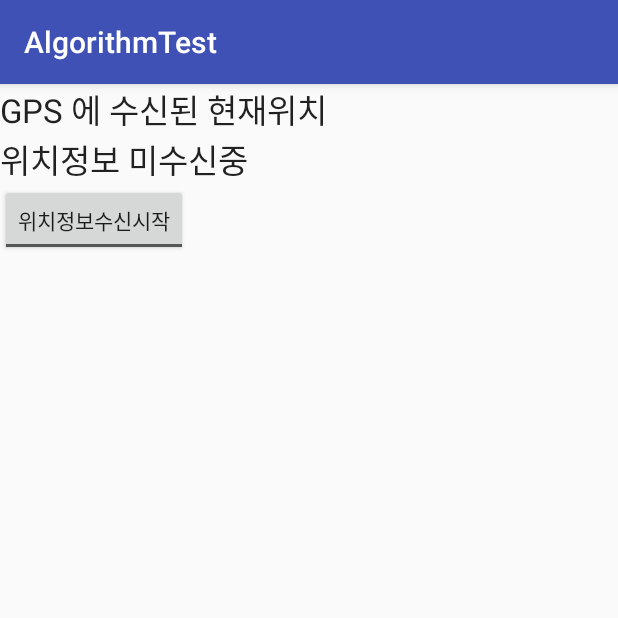
After one commit to cho881020/AlgorithmTest, an Android app: the GPSSampleActivity screen opened directly, with no data from a screen before it, on a phone screen of 412 x 824 dp, the top half of it. The commit adds this screen. Run offline under Robolectric (Android 15) with nearby library versions, the phone set to English and light mode, and no system bars.

Commit message:
GPS 샘플코드

```diff
--- a/app/src/main/AndroidManifest.xml
+++ b/app/src/main/AndroidManifest.xml
@@ -2,6 +2,8 @@
 <manifest xmlns:android="http://schemas.android.com/apk/res/android"
     package="kr.co.tjeit.algorithmtest">
 
+    <uses-permission android:name="android.permission.ACCESS_FINE_LOCATION" />
+    출처: http://bitsoul.tistory.com/131 [Happy Programmer~]
     <application
         android:allowBackup="true"
         android:icon="@mipmap/ic_launcher"
@@ -21,7 +23,8 @@
         <activity android:name=".Test03Activity" />
         <activity android:name=".Test04Activity" />
         <activity android:name=".Test05Activity" />
-        <activity android:name=".Test06Activity"></activity>
+        <activity android:name=".Test06Activity" />
+        <activity android:name=".GPSSampleActivity"></activity>
     </application>
 
 </manifest>
--- /dev/null
+++ b/app/src/main/java/kr/co/tjeit/algorithmtest/GPSSampleActivity.java
@@ -0,0 +1,105 @@
+package kr.co.tjeit.algorithmtest;
+
+import android.content.Context;
+import android.location.Location;
+import android.location.LocationListener;
+import android.location.LocationManager;
+import android.support.v7.app.AppCompatActivity;
+import android.os.Bundle;
+import android.util.Log;
+import android.view.View;
+import android.widget.TextView;
+import android.widget.ToggleButton;
+
+public class GPSSampleActivity extends AppCompatActivity {
+
+
+    TextView tv;
+    ToggleButton tb;
+
+    @Override
+    protected void onCreate(Bundle savedInstanceState) {
+        super.onCreate(savedInstanceState);
+        setContentView(R.layout.activity_gpssample);
+
+        // Location 제공자에서 정보를 얻어오기(GPS)
+        // 1. Location을 사용하기 위한 권한을 얻어와야한다 AndroidManifest.xml
+        //     ACCESS_FINE_LOCATION : NETWORK_PROVIDER, GPS_PROVIDER
+        //     ACCESS_COARSE_LOCATION : NETWORK_PROVIDER
+        // 2. LocationManager 를 통해서 원하는 제공자의 리스너 등록
+        // 3. GPS 는 에뮬레이터에서는 기본적으로 동작하지 않는다
+        // 4. 실내에서는 GPS_PROVIDER 를 요청해도 응답이 없다.  특별한 처리를 안하면 아무리 시간이 지나도
+        //    응답이 없다.
+        //    해결방법은
+        //     ① 타이머를 설정하여 GPS_PROVIDER 에서 일정시간 응답이 없는 경우 NETWORK_PROVIDER로 전환
+        //     ② 혹은, 둘다 한꺼번헤 호출하여 들어오는 값을 사용하는 방식.
+
+        tv = (TextView) findViewById(R.id.textView2);
+        tv.setText("위치정보 미수신중");
+
+        tb = (ToggleButton)findViewById(R.id.toggle1);
+
+        // LocationManager 객체를 얻어온다
+        final LocationManager lm = (LocationManager) getSystemService(Context.LOCATION_SERVICE);
+
+
+        tb.setOnClickListener(new View.OnClickListener() {
+            @Override
+            public void onClick(View v) {
+                try{
+                    if(tb.isChecked()){
+                        tv.setText("수신중..");
+                        // GPS 제공자의 정보가 바뀌면 콜백하도록 리스너 등록하기~!!!
+                        lm.requestLocationUpdates(LocationManager.GPS_PROVIDER, // 등록할 위치제공자
+                                100, // 통지사이의 최소 시간간격 (miliSecond)
+                                1, // 통지사이의 최소 변경거리 (m)
+                                mLocationListener);
+                        lm.requestLocationUpdates(LocationManager.NETWORK_PROVIDER, // 등록할 위치제공자
+                                100, // 통지사이의 최소 시간간격 (miliSecond)
+                                1, // 통지사이의 최소 변경거리 (m)
+                                mLocationListener);
+                    }else{
+                        tv.setText("위치정보 미수신중");
+                        lm.removeUpdates(mLocationListener);  //  미수신할때는 반드시 자원해체를 해주어야 한다.
+                    }
+                }catch(SecurityException ex){
+                }
+            }
+        });
+    } // end of onCreate
+
+    private final LocationListener mLocationListener = new LocationListener() {
+        public void onLocationChanged(Location location) {
+            //여기서 위치값이 갱신되면 이벤트가 발생한다.
+            //값은 Location 형태로 리턴되며 좌표 출력 방법은 다음과 같다.
+
+            Log.d("test", "onLocationChanged, location:" + location);
+            double longitude = location.getLongitude(); //경도
+            double latitude = location.getLatitude();   //위도
+            double altitude = location.getAltitude();   //고도
+            float accuracy = location.getAccuracy();    //정확도
+            String provider = location.getProvider();   //위치제공자
+            //Gps 위치제공자에 의한 위치변화. 오차범위가 좁다.
+            //Network 위치제공자에 의한 위치변화
+            //Network 위치는 Gps에 비해 정확도가 많이 떨어진다.
+            tv.setText("위치정보 : " + provider + "\n위도 : " + longitude + "\n경도 : " + latitude
+                    + "\n고도 : " + altitude + "\n정확도 : "  + accuracy);
+        }
+        public void onProviderDisabled(String provider) {
+            // Disabled시
+            Log.d("test", "onProviderDisabled, provider:" + provider);
+        }
+
+        public void onProviderEnabled(String provider) {
+            // Enabled시
+            Log.d("test", "onProviderEnabled, provider:" + provider);
+        }
+
+        public void onStatusChanged(String provider, int status, Bundle extras) {
+            // 변경시
+            Log.d("test", "onStatusChanged, provider:" + provider + ", status:" + status + " ,Bundle:" + extras);
+        }
+    };
+
+
+}
--- /dev/null
+++ b/app/src/main/res/layout/activity_gpssample.xml
@@ -0,0 +1,33 @@
+<?xml version="1.0" encoding="utf-8"?>
+<LinearLayout xmlns:android="http://schemas.android.com/apk/res/android"
+    xmlns:app="http://schemas.android.com/apk/res-auto"
+    xmlns:tools="http://schemas.android.com/tools"
+    android:layout_width="match_parent"
+    android:layout_height="match_parent"
+    android:orientation="vertical"
+    tools:context="kr.co.tjeit.algorithmtest.GPSSampleActivity">
+
+    <TextView
+        android:id="@+id/textView1"
+        android:layout_width="wrap_content"
+        android:layout_height="wrap_content"
+        android:text="GPS 에 수신된 현재위치"
+        android:textAppearance="?android:attr/textAppearanceLarge" />
+
+    <TextView
+        android:id="@+id/textView2"
+        android:layout_width="wrap_content"
+        android:layout_height="wrap_content"
+        android:text="결과창"
+        android:textAppearance="?android:attr/textAppearanceLarge" />
+
+    <ToggleButton
+        android:id="@+id/toggle1"
+        android:layout_width="wrap_content"
+        android:layout_height="wrap_content"
+        android:textOff="위치정보수신시작"
+        android:textOn="위치정보수신종료"/>
+
+
+
+</LinearLayout>
--- a/app/src/main/res/layout/activity_main.xml
+++ b/app/src/main/res/layout/activity_main.xml
@@ -45,5 +45,11 @@
         android:layout_height="wrap_content"
         android:text="로또 시뮬레이터"/>
 
+    <Button
+        android:id="@+id/test07Btn"
+        android:layout_width="match_parent"
+        android:layout_height="wrap_content"
+        android:text="GPS 샘플"/>
+
 
 </LinearLayout>
```
Also changed, not shown: app/src/main/java/kr/co/tjeit/algorithmtest/MainActivity.java (+10 -0 lines).
